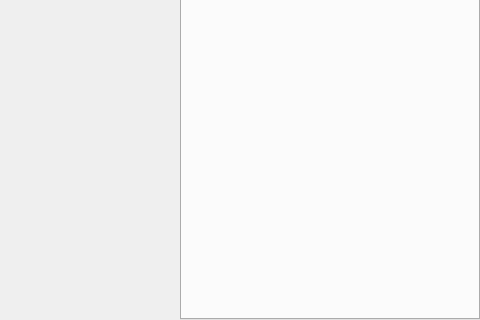
First picture: the form in src/mainwindow.ui, repository dboun/MultiPatientImageProcessing, before the edit; both pictures show x 506 to 986 and y 370 to 690 of the 986 by 690 pixel window.
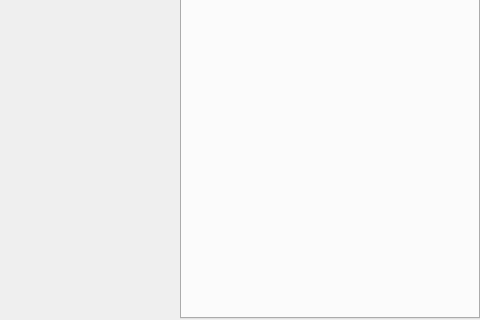
Second picture: the form after the edit.

The edit to the form file:
```diff
--- a/src/mainwindow.ui
+++ b/src/mainwindow.ui
@@ -187,7 +187,7 @@
         <number>0</number>
        </property>
        <property name="bottomMargin">
-        <number>0</number>
+        <number>1</number>
        </property>
        <item>
         <widget class="QTabWidget" name="rightSideContainer">
```
Left out of the diff: 4 changed lines with no effect on the pictures.
